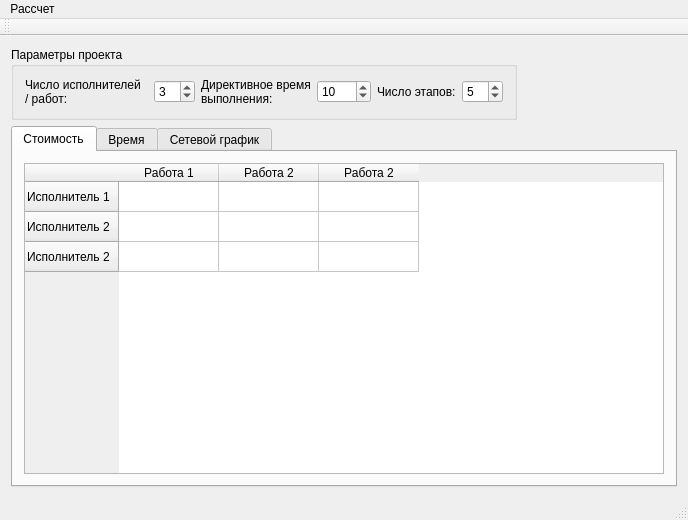
First picture: the form in mainwindow.ui, repository io2357911/NetworkPlanning, before the edit.
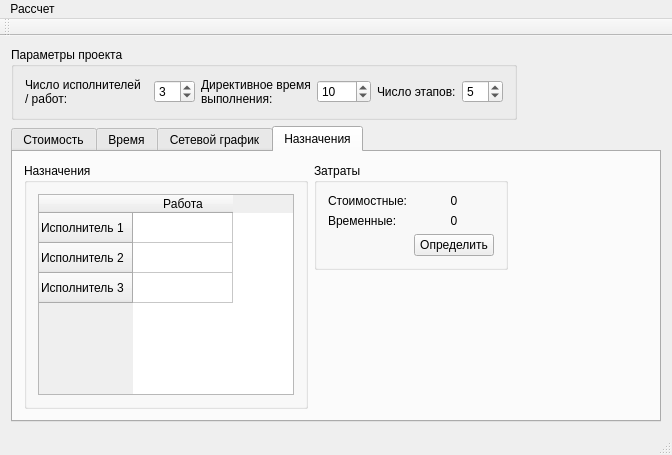
Second picture: the form after the edit. The open tabs and pages were chosen to show the change.

Diff of the .ui file:
```diff
--- a/mainwindow.ui
+++ b/mainwindow.ui
@@ -6,8 +6,8 @@
    <rect>
     <x>0</x>
     <y>0</y>
-    <width>688</width>
-    <height>520</height>
+    <width>672</width>
+    <height>455</height>
    </rect>
   </property>
   <property name="windowTitle">
@@ -198,6 +198,125 @@
         </item>
        </layout>
       </widget>
+      <widget class="QWidget" name="tab_2">
+       <property name="styleSheet">
+        <string notr="true"/>
+       </property>
+       <attribute name="title">
+        <string>Назначения</string>
+       </attribute>
+       <layout class="QGridLayout" name="gridLayout_8">
+        <item row="0" column="0" rowspan="2">
+         <widget class="QGroupBox" name="groupBox_3">
+          <property name="title">
+           <string>Назначения</string>
+          </property>
+          <layout class="QGridLayout" name="gridLayout_7">
+           <item row="0" column="0">
+            <widget class="QTableWidget" name="twAssesments">
+             <row>
+              <property name="text">
+               <string>Исполнитель 1</string>
+              </property>
+             </row>
+             <row>
+              <property name="text">
+               <string>Исполнитель 2</string>
+              </property>
+             </row>
+             <row>
+              <property name="text">
+               <string>Исполнитель 3</string>
+              </property>
+             </row>
+             <column>
+              <property name="text">
+               <string>Работа</string>
+              </property>
+             </column>
+            </widget>
+           </item>
+          </layout>
+         </widget>
+        </item>
+        <item row="1" column="1">
+         <spacer name="verticalSpacer">
+          <property name="orientation">
+           <enum>Qt::Vertical</enum>
+          </property>
+          <property name="sizeHint" stdset="0">
+           <size>
+            <width>20</width>
+            <height>83</height>
+           </size>
+          </property>
+         </spacer>
+        </item>
+        <item row="0" column="1">
+         <widget class="QGroupBox" name="groupBox_2">
+          <property name="title">
+           <string>Затраты</string>
+          </property>
+          <layout class="QGridLayout" name="gridLayout_6">
+           <item row="0" column="2">
+            <widget class="QLabel" name="lCost">
+             <property name="text">
+              <string>0</string>
+             </property>
+             <property name="alignment">
+              <set>Qt::AlignCenter</set>
+             </property>
+            </widget>
+           </item>
+           <item row="1" column="2">
+            <widget class="QLabel" name="lTime">
+             <property name="text">
+              <string>0</string>
+             </property>
+             <property name="alignment">
+              <set>Qt::AlignCenter</set>
+             </property>
+            </widget>
+           </item>
+           <item row="0" column="0" colspan="2">
+            <widget class="QLabel" name="label_5">
+             <property name="text">
+              <string>Стоимостные:</string>
+             </property>
+            </widget>
+           </item>
+           <item row="1" column="0" colspan="2">
+            <widget class="QLabel" name="label_7">
+             <property name="text">
+              <string>Временные:</string>
+             </property>
+            </widget>
+           </item>
+           <item row="2" column="2">
+            <widget class="QPushButton" name="pbCalcExpenses">
+             <property name="text">
+              <string>Определить</string>
+             </property>
+            </widget>
+           </item>
+          </layout>
+         </widget>
+        </item>
+        <item row="0" column="2">
+         <spacer name="horizontalSpacer_2">
+          <property name="orientation">
+           <enum>Qt::Horizontal</enum>
+          </property>
+          <property name="sizeHint" stdset="0">
+           <size>
+            <width>40</width>
+            <height>20</height>
+           </size>
+          </property>
+         </spacer>
+        </item>
+       </layout>
+      </widget>
      </widget>
     </item>
    </layout>
@@ -207,7 +326,7 @@
     <rect>
      <x>0</x>
      <y>0</y>
-     <width>688</width>
+     <width>672</width>
      <height>27</height>
     </rect>
    </property>
```
Left out of the diff: 20 changed lines with no effect on the pictures.
